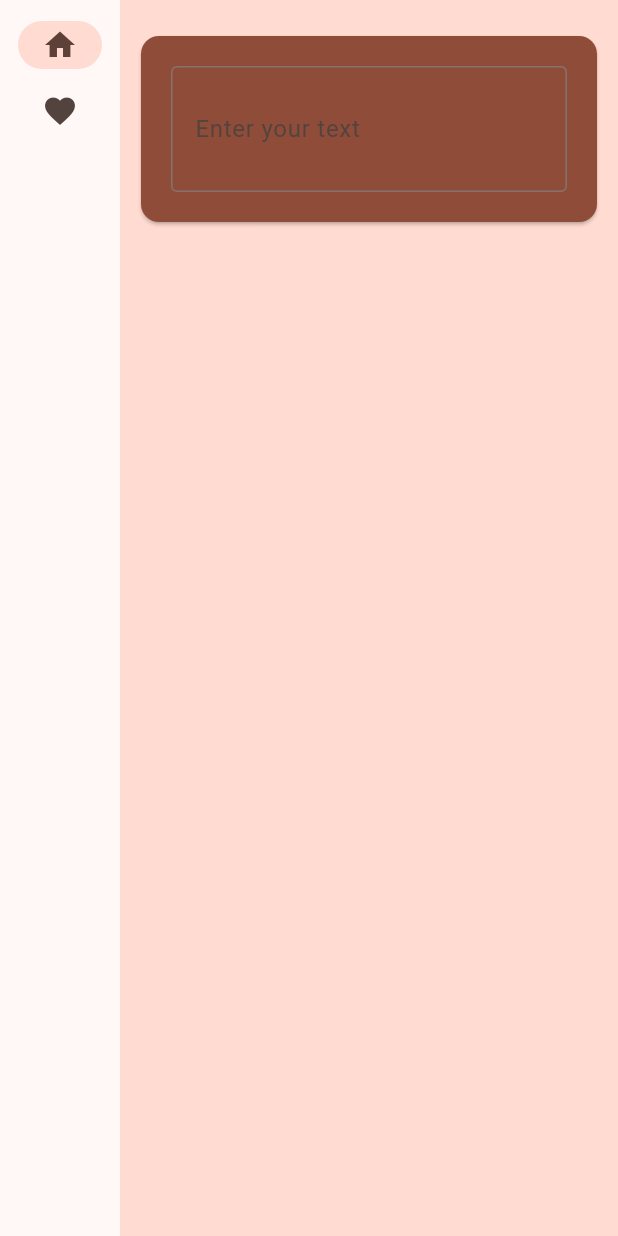
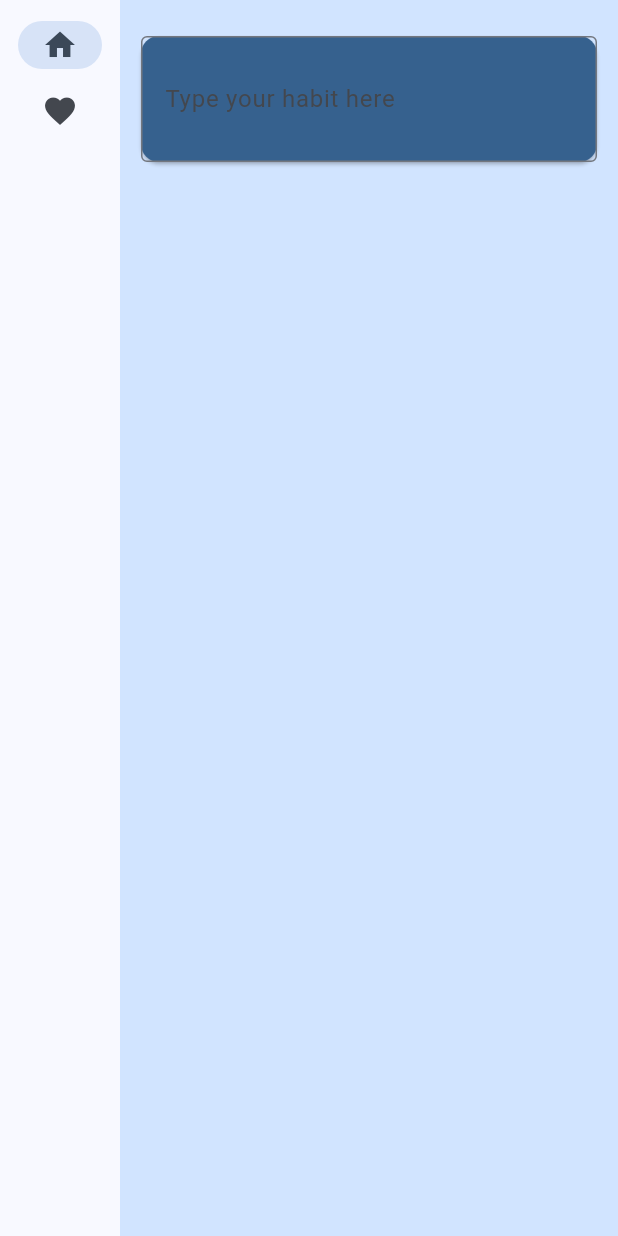
Before and after one commit to TeDand/aadat, a Flutter app: the screen it shows after launch, on a phone screen of 412 x 824 dp. Run offline on Flutter 3.47's test engine with Material 3 defaults, Android fonts, the phone set to English and light mode, and no system bars.

Commit message:
- added checks to not allow empty strings and duplicates - this can be made epic with AI - added focus to textfield

```diff
--- a/lib/main.dart
+++ b/lib/main.dart
@@ -15,7 +15,7 @@ class MyApp extends StatelessWidget {
       child: MaterialApp(
         title: 'aadat',
         theme: ThemeData(
-          colorScheme: ColorScheme.fromSeed(seedColor: Colors.deepOrange),
+          colorScheme: ColorScheme.fromSeed(seedColor: Colors.blue),
         ),
         home: MyHomePage(),
       ),
@@ -27,15 +27,43 @@ class MyAppState extends ChangeNotifier {
   var habits = <String>[];
 
   GlobalKey<AnimatedListState> historyListKey = GlobalKey<AnimatedListState>();
+  String? message;
+  void addHabit(String inputText) {
+    final habit = inputText.trim();
 
-  void addHabit(String inputText) {
+    if (habits.any((h) => h.toLowerCase() == habit.toLowerCase())) {
+      _setMessage("habit already exists!");
+      notifyListeners();
+      return;
+    }
+
+    if (habit.isEmpty) {
+      _setMessage("cannot add an empty habit");
+      return; // do nothing
+    }
+
     habits.insert(0, inputText); // insert at the beginning
     if (historyListKey.currentState != null) {
       historyListKey.currentState?.insertItem(0); // animate at index 0
     }
 
+    _setMessage("habit added!");
     notifyListeners(); // optional, only if other widgets need to update
   }
+
+  void _setMessage(String msg) {
+    message = msg;
+    notifyListeners();
+
+    // Clear after 3 seconds
+    Future.delayed(const Duration(seconds: 3), () {
+      if (message == msg) { // avoid overwriting a new message
+        message = null;
+        notifyListeners();
+      }
+    });
+  }
+
 }
 
 class MyHomePage extends StatefulWidget {
@@ -136,23 +164,38 @@ class _BigCardState extends State<BigCard> {
     final style = theme.textTheme.displayMedium!.copyWith(
       color: theme.colorScheme.onPrimary,
     );
+    final focusNode = FocusNode();
 
     return Card(
       color: theme.colorScheme.primary,
-      child: Padding(
-        padding: const EdgeInsets.all(20),
-        child: TextField(
+      child: Column(
+        children: [
+          TextField(
+            controller: _controller,
+            focusNode: focusNode,
             onSubmitted: (inputText) {
               appState.addHabit(inputText);
               _controller.clear();
+              focusNode.requestFocus(); // keep focus on TextField
             },
-          controller: _controller,
             style: style,
             decoration: InputDecoration(
-            labelText: 'Enter your text',
+              labelText: 'Type your habit here',
               border: OutlineInputBorder(),
             ),
           ),
+          if (appState.message != null) ...[
+          const SizedBox(height: 8),
+          Text(
+            appState.message!,
+            style: TextStyle(
+              color: appState.message!.contains("added!")
+                  ? Colors.green
+                  : const Color.fromARGB(255, 246, 246, 245),
+            ),
+          ),
+        ],
+        ],
       ),
     );
   }
@@ -211,8 +254,8 @@ class _HabitsListViewState extends State<HabitsListView> {
                   print("habit clicked");
                 },
                 label: Text(
-                  habit.toLowerCase(),
-                  semanticsLabel: habit.toLowerCase(),
+                  habit,
+                  semanticsLabel: habit,
                 ),
               ),
             ),
@@ -238,13 +281,13 @@ class HabitsPage extends StatelessWidget {
           padding: const EdgeInsets.all(20),
           child: Text(
             'You have '
-            '${appState.habits.length} habits:',
+            '${appState.habits.length} habit(s):',
           ),
         ),
         for (var habit in appState.habits)
           ListTile(
             leading: Icon(Icons.favorite),
-            title: Text(habit.toLowerCase()),
+            title: Text(habit),
           ),
       ],
     );
```
Also changed, not shown: pubspec.lock. Lines whose indentation alone changed are shown as unchanged.
